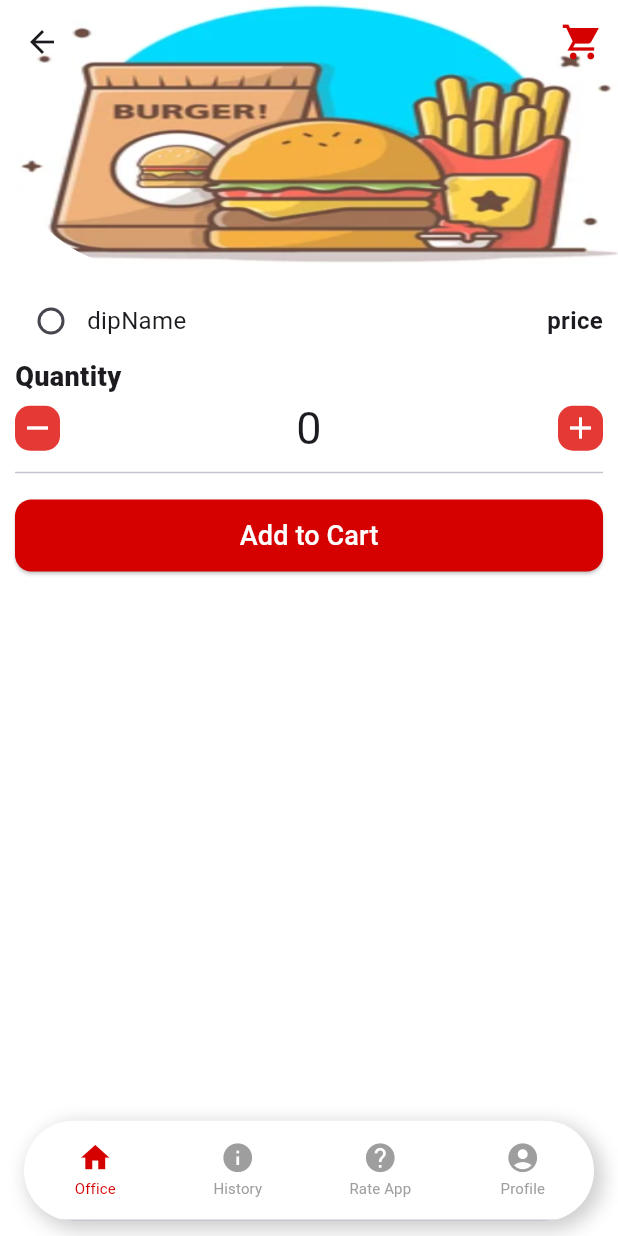
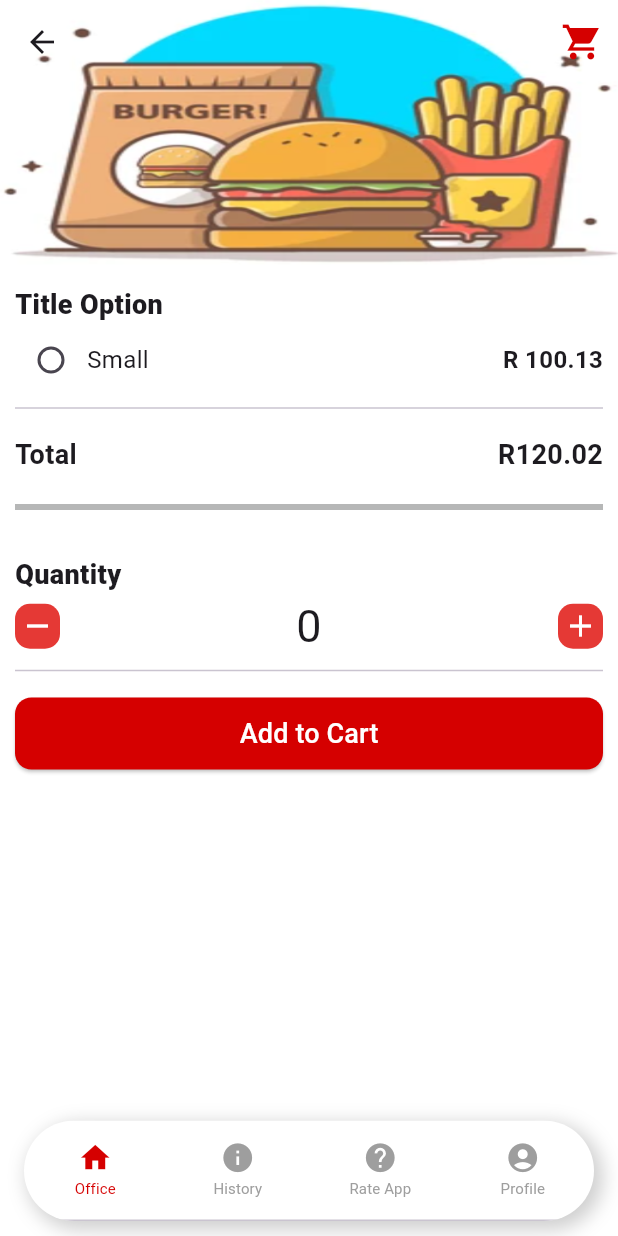
Before and after one commit to moraswi/OfficeEats, a Flutter app: the MenuCustomization screen opened by its route, on a phone screen of 412 x 824 dp. Run offline on Flutter 3.47's test engine with Material 3 defaults, Android fonts, the phone set to English and light mode, and no system bars; our stand-ins replace flutter_rating_bar, shared_preferences; missing offline and left inert: dart:ffi; accounts and stored records are empty.

Commit message:
meal customization

```diff
--- a/lib/components/private/home/menu/meal_customization.dart
+++ b/lib/components/private/home/menu/meal_customization.dart
@@ -30,9 +30,7 @@ class _MenuCustomizationState extends State<MenuCustomization> {
 
   // getSharedPreferenceData
   Future<void> getSharedPreferenceData() async {
-    setState(() {
-    });
-
+    setState(() {});
   }
 
   int quantity = 0;
@@ -63,14 +61,7 @@ class _MenuCustomizationState extends State<MenuCustomization> {
         preferredSize: Size.fromHeight(180),
         child: AppBar(
           backgroundColor: Colors.white,
-          shape: const RoundedRectangleBorder(
-              borderRadius: BorderRadius.only(
-                  bottomLeft: Radius.circular(100),
-                  bottomRight: Radius.circular(0))),
           flexibleSpace: ClipRRect(
-            borderRadius: const BorderRadius.only(
-                bottomLeft: Radius.circular(100),
-                bottomRight: Radius.circular(0)),
             child: Container(
               decoration: const BoxDecoration(
                   image: DecorationImage(
@@ -102,7 +93,18 @@ class _MenuCustomizationState extends State<MenuCustomization> {
         padding: EdgeInsets.fromLTRB(10, 10, 10, 5),
         child: Column(
           children: [
-
+            // options
+            Container(
+              child: Column(
+                children: [
+                  const Align(
+                    alignment: Alignment.topLeft,
+                    child: Text(
+                      'Title Option',
+                      style:
+                          TextStyle(fontSize: 18, fontWeight: FontWeight.w800),
+                    ),
+                  ),
                   Row(
                     mainAxisAlignment: MainAxisAlignment.spaceBetween,
                     children: [
@@ -110,26 +112,61 @@ class _MenuCustomizationState extends State<MenuCustomization> {
                         children: [
                           Radio(
                             value: 'dipName',
-                  groupValue: null, // Replace with your selected value state
+                            groupValue: null,
+                            // Replace with your selected value state
                             onChanged: (value) {
                               // Handle selection change
                             },
                           ),
-                Text(
-                  'dipName',
+                          const Text(
+                            'Small',
                             style: TextStyle(fontSize: 16),
                           ),
                         ],
                       ),
-            Text(
-              'price',
-              style: TextStyle(fontSize: 16, fontWeight: FontWeight.bold),
+                      const Text(
+                        'R 100.13',
+                        style: TextStyle(
+                            fontSize: 16, fontWeight: FontWeight.bold),
                       ),
                     ],
                   ),
-            Align(
+                ],
+              ),
+            ),
+
+            Divider(),
+            const SizedBox(
+              height: 10,
+            ),
+            const Row(
+              mainAxisAlignment: MainAxisAlignment.spaceBetween,
+              children: [
+                Text(
+                  'Total',
+                  style: TextStyle(fontWeight: FontWeight.w700, fontSize: 18),
+                ),
+                Text('R120.02',
+                    style: TextStyle(fontWeight: FontWeight.w700, fontSize: 18))
+              ],
+            ),
+            const SizedBox(
+              height: 20,
+            ),
+            Container(
+              height: 4,
+              decoration: BoxDecoration(color: AppColors.tertiaryColor),
+            ),
+            const SizedBox(
+              height: 30,
+            ),
+            // Quantity
+            const Align(
               alignment: Alignment.topLeft,
-              child: Text('Quantity', style: TextStyle(fontSize: 18, fontWeight: FontWeight.w800),),
+              child: Text(
+                'Quantity',
+                style: TextStyle(fontSize: 18, fontWeight: FontWeight.w800),
+              ),
             ),
 
             Row(
@@ -148,7 +185,6 @@ class _MenuCustomizationState extends State<MenuCustomization> {
                     child: Icon(Icons.remove, color: Colors.white),
                   ),
                 ),
-
                 Text(
                   '$quantity',
                   style: TextStyle(fontSize: 30),
@@ -161,10 +197,8 @@ class _MenuCustomizationState extends State<MenuCustomization> {
                       color: Colors.red[600],
                       // shape: BoxShape.circle,
                       borderRadius: BorderRadius.all(Radius.circular(10)),
-
                     ),
                     padding: EdgeInsets.all(3.0),
-
                     child: Icon(Icons.add, color: Colors.white),
                   ),
                 ),
```
Lines whose indentation alone changed are shown as unchanged.
